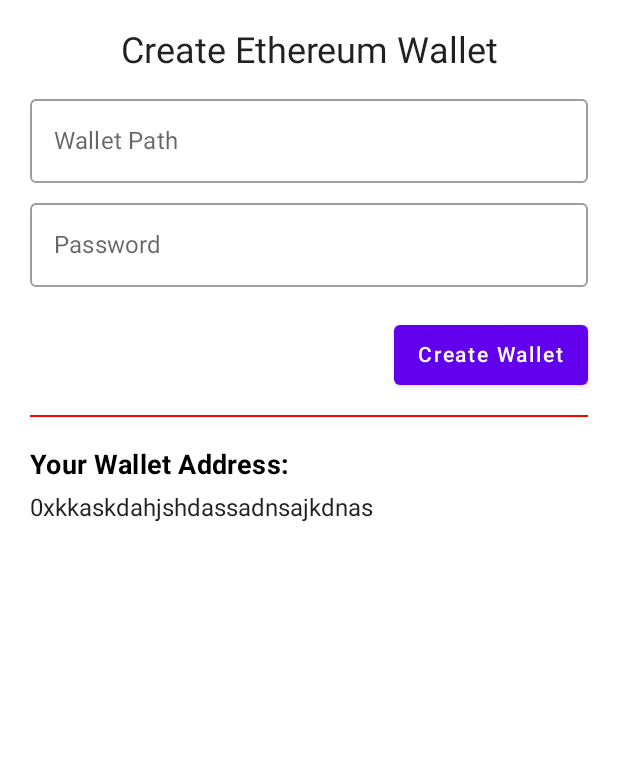
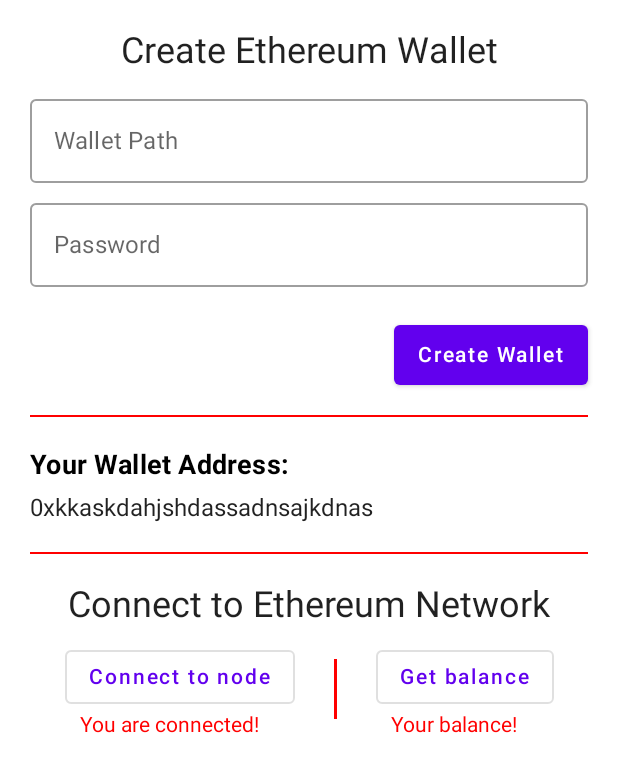
Before and after one commit to Amir-ByteGrowth/EtheriumBlockChainWeb3, an Android app built with Jetpack Compose: the screen it shows after launch (MainActivity), on a phone screen of 412 x 824 dp. Shown: the top 772 px of the screen. Run offline under Robolectric (Android 15) with nearby library versions, the phone set to English and light mode, and no system bars.

Commit message:
Connect to ethereum network section created

```diff
--- /dev/null
+++ b/app/src/main/java/com/example/etheriumblockchainweb3/screens/connecttoetherium/ConnectToEthereumNetwork.kt
@@ -0,0 +1,75 @@
+package com.example.etheriumblockchainweb3.screens.connecttoetherium
+
+import android.widget.Space
+import androidx.compose.foundation.background
+import androidx.compose.foundation.border
+import androidx.compose.foundation.layout.*
+import androidx.compose.foundation.shape.RoundedCornerShape
+import androidx.compose.material.*
+import androidx.compose.runtime.Composable
+import androidx.compose.ui.Alignment
+import androidx.compose.ui.Modifier
+import androidx.compose.ui.draw.clip
+import androidx.compose.ui.graphics.Color
+import androidx.compose.ui.text.TextStyle
+import androidx.compose.ui.text.font.FontWeight
+import androidx.compose.ui.tooling.preview.Preview
+import androidx.compose.ui.unit.dp
+import androidx.compose.ui.unit.sp
+
+@Composable
+fun ConnectToEthereum(modifier: Modifier = Modifier) {
+    Column(
+        modifier = modifier
+            .fillMaxWidth()
+            .padding(horizontal = 10.dp), horizontalAlignment = Alignment.CenterHorizontally
+    ) {
+        Text(text = "Connect to Ethereum Network", style = MaterialTheme.typography.h5)
+        Spacer(modifier = modifier.height(10.dp))
+        Row(
+            horizontalArrangement = Arrangement.SpaceAround,
+            verticalAlignment = Alignment.CenterVertically,
+            modifier = modifier.fillMaxWidth()
+        ) {
+
+            Column {
+                OutlinedButton(onClick = { }) {
+                    Text(text = "Connect to node")
+                }
+                Text(
+                    text = "You are connected!",
+                    color = Color.Red,
+                    fontSize = 14.sp,
+                    modifier = modifier.padding(horizontal = 10.dp)
+                )
+            }
+
+            Spacer(
+                modifier = modifier
+                    .height(40.dp)
+                    .width(2.dp)
+                    .background(color = Color.Red)
+            )
+            Column {
+                OutlinedButton(onClick = { }) {
+                    Text(text = "Get balance")
+                }
+                Text(
+                    text = "Your balance!",
+                    color = Color.Red,
+                    fontSize = 14.sp,
+                    modifier = modifier.padding(horizontal = 10.dp)
+                )
+            }
+
+
+        }
+
+    }
+}
+
+@Preview(showBackground = true)
+@Composable
+fun PreviewConnectionToEthereum() {
+    ConnectToEthereum()
+}
--- a/app/src/main/java/com/example/etheriumblockchainweb3/screens/createwallet/EtheriumWallet.kt
+++ b/app/src/main/java/com/example/etheriumblockchainweb3/screens/createwallet/EtheriumWallet.kt
@@ -14,6 +14,7 @@ import androidx.compose.ui.text.style.TextAlign
 import androidx.compose.ui.tooling.preview.Preview
 import androidx.compose.ui.unit.dp
 import androidx.compose.ui.unit.sp
+import com.example.etheriumblockchainweb3.screens.connecttoetherium.ConnectToEthereum
 import com.example.etheriumblockchainweb3.ui.theme.Teal200
 
 @Composable
@@ -78,7 +79,12 @@ fun CreateEthereumWallet(modifier: Modifier = Modifier) {
             )
 
             Text(text = "0xkkaskdahjshdassadnsajkdnas", modifier = modifier.fillMaxWidth())
-
+            Divider(
+                color = Color.Red,
+                thickness = 1.dp,
+                modifier = modifier.padding(vertical = 20.dp)
+            )
+            ConnectToEthereum()
 
         }
     }
```
